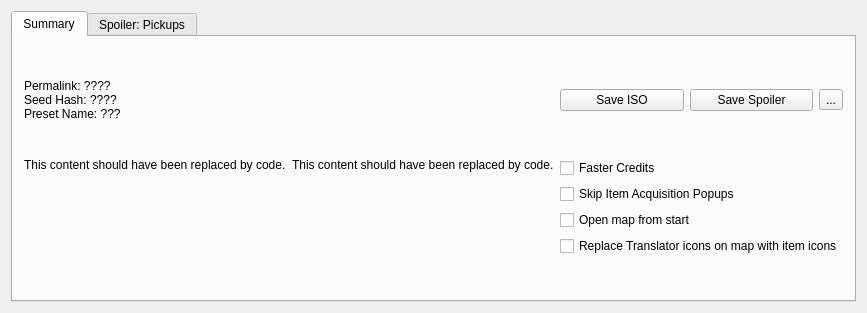
First picture: the form in randovania/gui/ui_files/seed_details_window.ui, repository randovania/randovania, before the edit.
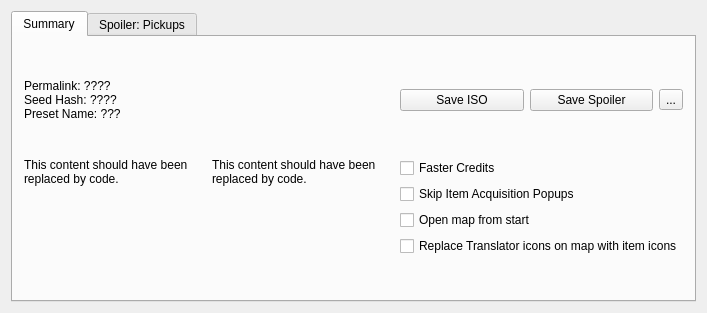
Second picture: the form after the edit.

```diff
--- a/randovania/gui/ui_files/seed_details_window.ui
+++ b/randovania/gui/ui_files/seed_details_window.ui
@@ -42,6 +42,9 @@
           <property name="alignment">
            <set>Qt::AlignLeading|Qt::AlignLeft|Qt::AlignTop</set>
           </property>
+          <property name="wordWrap">
+           <bool>true</bool>
+          </property>
          </widget>
         </item>
         <item row="1" column="2" colspan="2">
@@ -52,6 +55,9 @@
           <property name="alignment">
            <set>Qt::AlignLeading|Qt::AlignLeft|Qt::AlignTop</set>
           </property>
+          <property name="wordWrap">
+           <bool>true</bool>
+          </property>
          </widget>
         </item>
         <item row="0" column="0" colspan="4">
```
